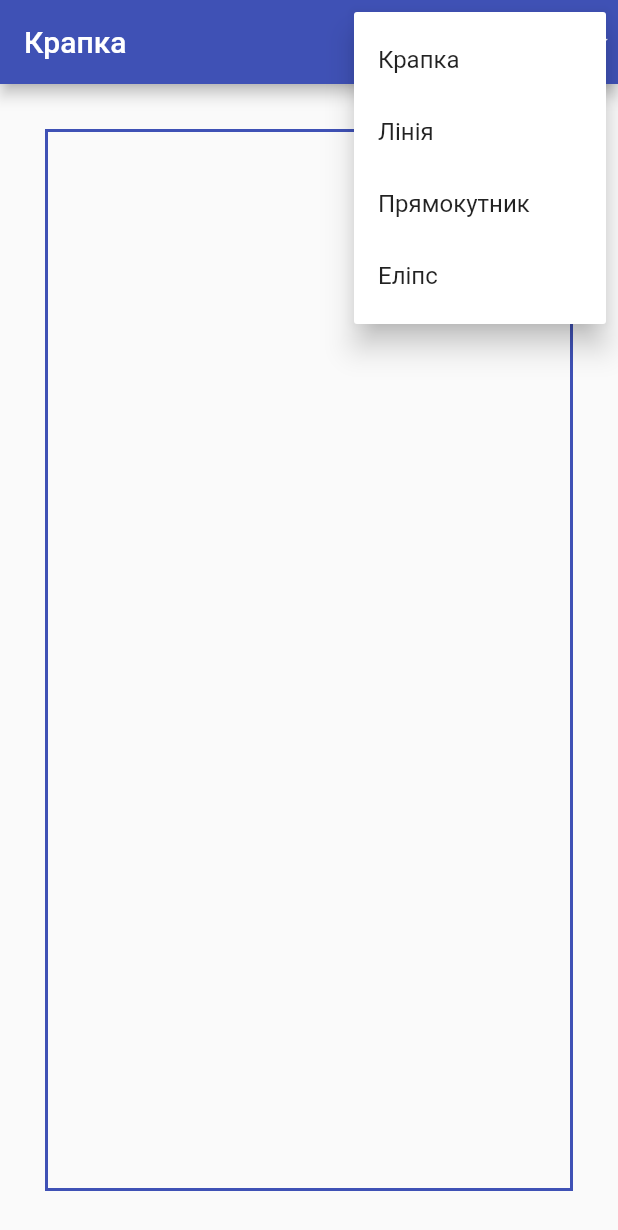
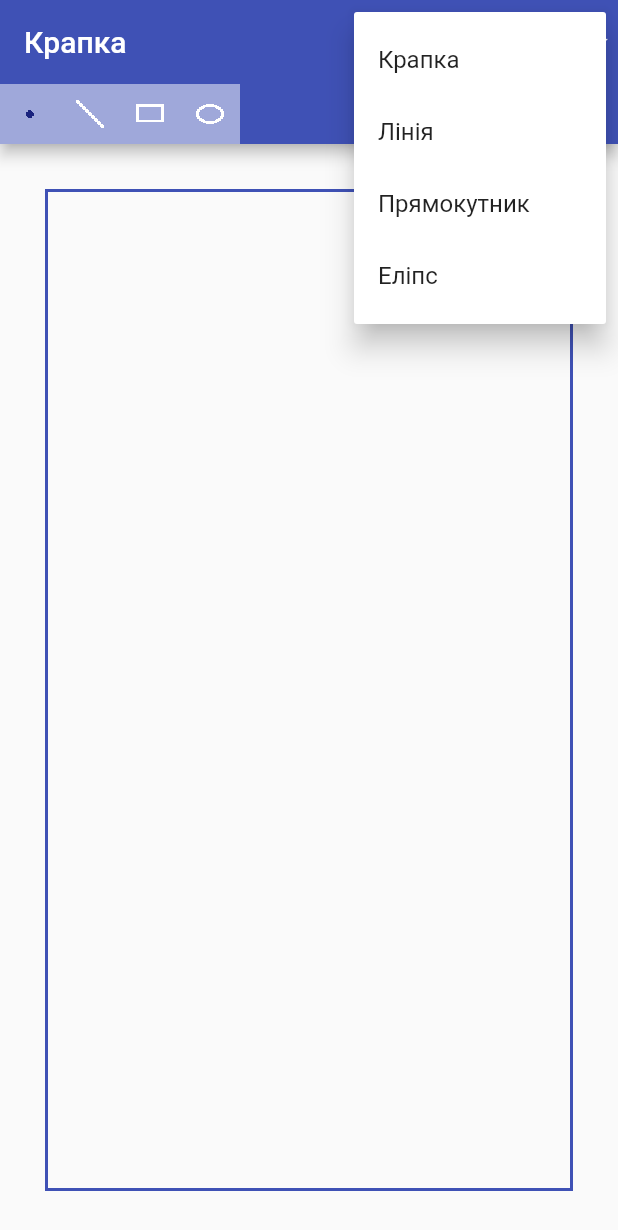
Before and after one commit to MytsV/OOP_Lab_5, a Flutter app: the screen it shows after launch, after a tap on an icon or button, on a phone screen of 412 x 824 dp. Shown: the top 1230 px of the screen. Run offline on Flutter 3.47's test engine with Material 2 defaults, Android fonts, the phone set to English and light mode, and no system bars.

Commit message:
added toolbar

```diff
--- a/lib/drawing_page.dart
+++ b/lib/drawing_page.dart
@@ -5,6 +5,15 @@ import 'shape_list.dart';
 import 'shape_painter.dart';
 import 'shapes.dart';
 import 'variant_values.dart';
+
+class Instrument {
+  final String name;
+  final String imagePath;
+  final Editor editor;
+
+  Instrument(
+      {required this.name, required this.imagePath, required this.editor});
+}
 
 class DrawingPage extends StatefulWidget {
   const DrawingPage({Key? key}) : super(key: key);
@@ -15,6 +24,20 @@ class DrawingPage extends StatefulWidget {
 
 class _DrawingPageState extends State<DrawingPage> {
   Editor _currentEditor = PointEditor();
+  final instruments = [
+    Instrument(
+        name: 'Крапка', imagePath: 'assets/dot.png', editor: PointEditor()),
+    Instrument(
+        name: 'Лінія', imagePath: 'assets/line.png', editor: LineEditor()),
+    Instrument(
+        name: 'Прямокутник',
+        imagePath: 'assets/rectangle.png',
+        editor: RectangleEditor()),
+    Instrument(
+        name: 'Еліпс',
+        imagePath: 'assets/ellipse.png',
+        editor: EllipseEditor()),
+  ];
 
   void _onMenuItemSelected(Editor value) {
     setState(() {
@@ -22,7 +45,7 @@ class _DrawingPageState extends State<DrawingPage> {
     });
   }
 
-  _getButtonChild(String text) => Text(text);
+  _getButtonChild(Instrument instrument) => Text(instrument.name);
 
   Widget _getMenuChild() {
     return IntrinsicWidth(
@@ -42,24 +65,10 @@ class _DrawingPageState extends State<DrawingPage> {
   Widget _getMenuButton() => PopupMenuButton(
         child: _getMenuChild(),
         itemBuilder: (context) {
-          return [
-            PopupMenuItem<Editor>(
-              value: PointEditor(),
-              child: _getButtonChild('Крапка'),
-            ),
-            PopupMenuItem<Editor>(
-              value: LineEditor(),
-              child: _getButtonChild('Лінія'),
-            ),
-            PopupMenuItem<Editor>(
-              value: RectangleEditor(),
-              child: _getButtonChild('Прямокутник'),
-            ),
-            PopupMenuItem<Editor>(
-              value: EllipseEditor(),
-              child: _getButtonChild('Еліпс'),
-            ),
-          ];
+          return instruments
+              .map((e) => PopupMenuItem<Editor>(
+                  value: e.editor, child: _getButtonChild(e)))
+              .toList();
         },
         onSelected: _onMenuItemSelected,
       );
@@ -74,7 +83,6 @@ class _DrawingPageState extends State<DrawingPage> {
   }
 
   String _getAppBarText() {
-    String text;
     switch(_currentEditor.runtimeType) {
       case PointEditor:
         return 'Крапка';
@@ -89,13 +97,44 @@ class _DrawingPageState extends State<DrawingPage> {
     }
   }
 
+  Widget _getToolbarButton(Instrument instrument) {
+    bool isSelected = instrument.editor.runtimeType == _currentEditor.runtimeType;
+    return Tooltip(
+      message: instrument.name,
+      child: GestureDetector(
+          onTap: () => _onMenuItemSelected(instrument.editor),
+          child: Container(
+            width: 40,
+            height: 40,
+            color: Colors.indigo[200],
+            child: Padding(
+              padding: const EdgeInsets.all(10),
+              child: Image.asset(
+                instrument.imagePath,
+                color: isSelected ? Colors.indigo[900] : Colors.white,
+                filterQuality: FilterQuality.none,
+              ),
+            ),
+          )),
+    );
+  }
+
+  PreferredSizeWidget _getToolbar() {
+    return PreferredSize(
+      preferredSize: const Size.fromHeight(40),
+      child: Row(
+        children: instruments.map((e) => _getToolbarButton(e)).toList()
+      ),
+    );
+  }
+
   @override
   Widget build(BuildContext context) {
     return Scaffold(
       appBar: AppBar(
-        title: Text(_getAppBarText()),
-        actions: [_getMenuButton()],
-      ),
+          title: Text(_getAppBarText()),
+          actions: [_getMenuButton()],
+          bottom: _getToolbar()),
       body: Padding(
         //Робимо відступ між краями екрану й полем малювання
         padding: const EdgeInsets.all(30.0),
--- a/pubspec.yaml
+++ b/pubspec.yaml
@@ -58,9 +58,8 @@ flutter:
   uses-material-design: true
 
   # To add assets to your application, add an assets section, like this:
-  # assets:
-  #   - images/a_dot_burr.jpeg
-  #   - images/a_dot_ham.jpeg
+  assets:
+    - assets/
 
   # An image asset can refer to one or more resolution-specific "variants", see
   # https://flutter.dev/assets-and-images/#resolution-aware.
```
Also changed, not shown: assets/dot.png (added), assets/ellipse.png (added), assets/line.png (added), assets/rectangle.png (added).
